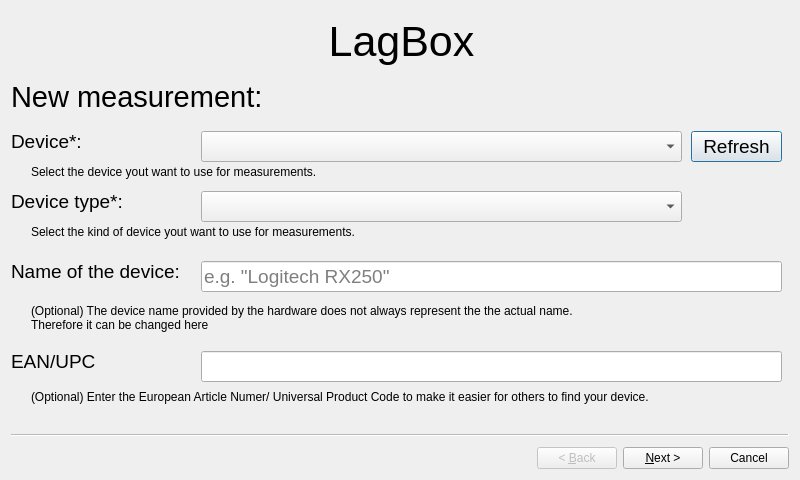
First picture: the form in gui/latency_gui_800x480.ui, repository PDA-UR/LagBox, before the edit.
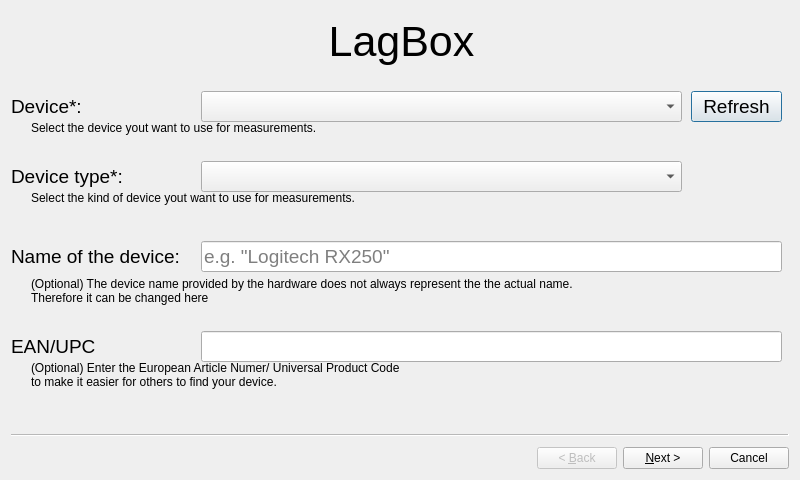
Second picture: the form after the edit.

What changed in the file:
```diff
--- a/gui/latency_gui_800x480.ui
+++ b/gui/latency_gui_800x480.ui
@@ -18,7 +18,7 @@
     <property name="geometry">
      <rect>
       <x>680</x>
-      <y>120</y>
+      <y>80</y>
       <width>91</width>
       <height>31</height>
      </rect>
@@ -36,9 +36,9 @@
     <property name="geometry">
      <rect>
       <x>0</x>
-      <y>170</y>
+      <y>150</y>
       <width>181</width>
-      <height>41</height>
+      <height>31</height>
      </rect>
     </property>
     <property name="font">
@@ -54,7 +54,7 @@
     <property name="geometry">
      <rect>
       <x>20</x>
-      <y>210</y>
+      <y>180</y>
       <width>741</width>
       <height>21</height>
      </rect>
@@ -62,30 +62,15 @@
     <property name="text">
      <string>Select the kind of device yout want to use for measurements.</string>
     </property>
-   </widget>
-   <widget class="QLabel" name="label_new_measurement">
-    <property name="geometry">
-     <rect>
-      <x>0</x>
-      <y>70</y>
-      <width>281</width>
-      <height>31</height>
-     </rect>
-    </property>
-    <property name="font">
-     <font>
-      <pointsize>22</pointsize>
-     </font>
-    </property>
-    <property name="text">
-     <string>New measurement:</string>
+    <property name="alignment">
+     <set>Qt::AlignLeading|Qt::AlignLeft|Qt::AlignTop</set>
     </property>
    </widget>
    <widget class="QComboBox" name="comboBox_device_type">
     <property name="geometry">
      <rect>
       <x>190</x>
-      <y>180</y>
+      <y>150</y>
       <width>481</width>
       <height>31</height>
      </rect>
@@ -100,21 +85,24 @@
     <property name="geometry">
      <rect>
       <x>20</x>
-      <y>286</y>
+      <y>266</y>
       <width>751</width>
-      <height>41</height>
+      <height>51</height>
      </rect>
     </property>
     <property name="text">
      <string>(Optional) The device name provided by the hardware does not always represent the the actual name. 
 Therefore it can be changed here</string>
     </property>
+    <property name="alignment">
+     <set>Qt::AlignLeading|Qt::AlignLeft|Qt::AlignTop</set>
+    </property>
    </widget>
    <widget class="QLabel" name="label_2">
     <property name="geometry">
      <rect>
       <x>20</x>
-      <y>150</y>
+      <y>110</y>
       <width>741</width>
       <height>21</height>
      </rect>
@@ -122,12 +110,15 @@
     <property name="text">
      <string>Select the device yout want to use for measurements.</string>
     </property>
+    <property name="alignment">
+     <set>Qt::AlignLeading|Qt::AlignLeft|Qt::AlignTop</set>
+    </property>
    </widget>
    <widget class="QLineEdit" name="lineEdit_device_name">
     <property name="geometry">
      <rect>
       <x>190</x>
-      <y>250</y>
+      <y>230</y>
       <width>581</width>
       <height>31</height>
      </rect>
@@ -148,7 +139,7 @@
     <property name="geometry">
      <rect>
       <x>190</x>
-      <y>120</y>
+      <y>80</y>
       <width>481</width>
       <height>31</height>
      </rect>
@@ -187,9 +178,9 @@
     <property name="geometry">
      <rect>
       <x>0</x>
-      <y>110</y>
+      <y>80</y>
       <width>181</width>
-      <height>41</height>
+      <height>31</height>
      </rect>
     </property>
     <property name="font">
@@ -205,9 +196,9 @@
     <property name="geometry">
      <rect>
       <x>0</x>
-      <y>240</y>
+      <y>230</y>
       <width>181</width>
-      <height>41</height>
+      <height>31</height>
      </rect>
     </property>
     <property name="font">
@@ -223,7 +214,7 @@
     <property name="geometry">
      <rect>
       <x>190</x>
-      <y>340</y>
+      <y>320</y>
       <width>581</width>
       <height>31</height>
      </rect>
@@ -244,22 +235,26 @@
     <property name="geometry">
      <rect>
       <x>20</x>
-      <y>370</y>
+      <y>350</y>
       <width>741</width>
-      <height>31</height>
+      <height>41</height>
      </rect>
     </property>
     <property name="text">
-     <string>(Optional) Enter the European Article Numer/ Universal Product Code to make it easier for others to find your device.</string>
+     <string>(Optional) Enter the European Article Numer/ Universal Product Code
+to make it easier for others to find your device.</string>
+    </property>
+    <property name="alignment">
+     <set>Qt::AlignLeading|Qt::AlignLeft|Qt::AlignTop</set>
     </property>
    </widget>
    <widget class="QLabel" name="label_ean_upc">
     <property name="geometry">
      <rect>
       <x>0</x>
-      <y>330</y>
+      <y>320</y>
       <width>181</width>
-      <height>41</height>
+      <height>31</height>
      </rect>
     </property>
     <property name="font">
```
Left out of the diff: 68 changed lines with no effect on the pictures.
